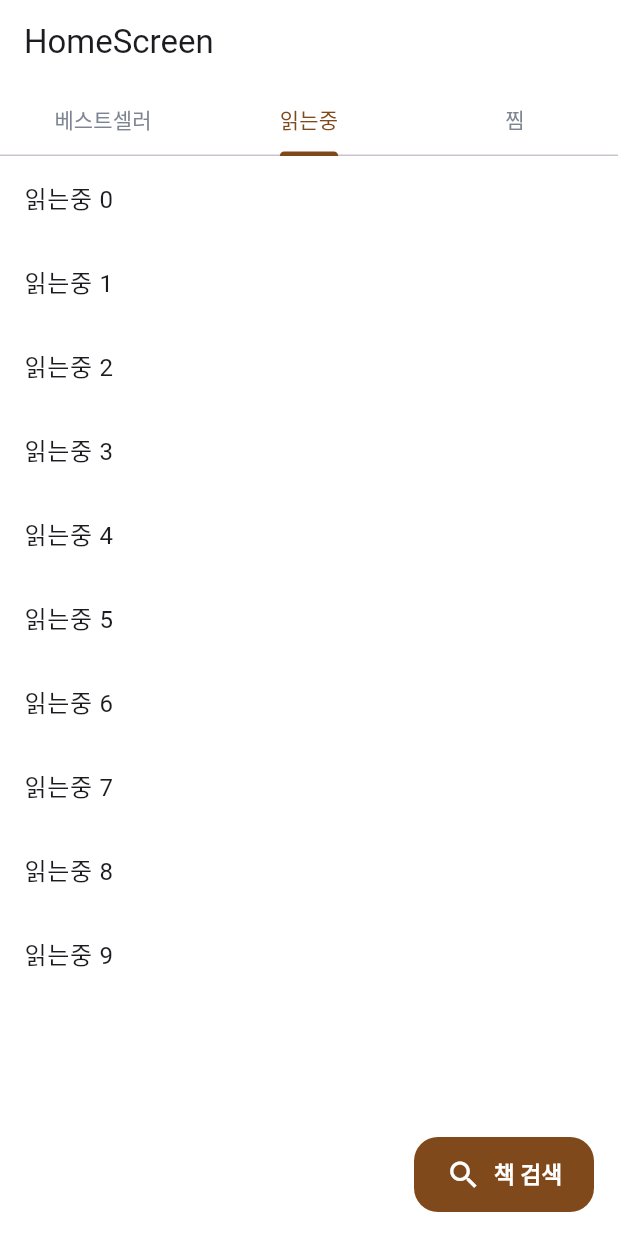
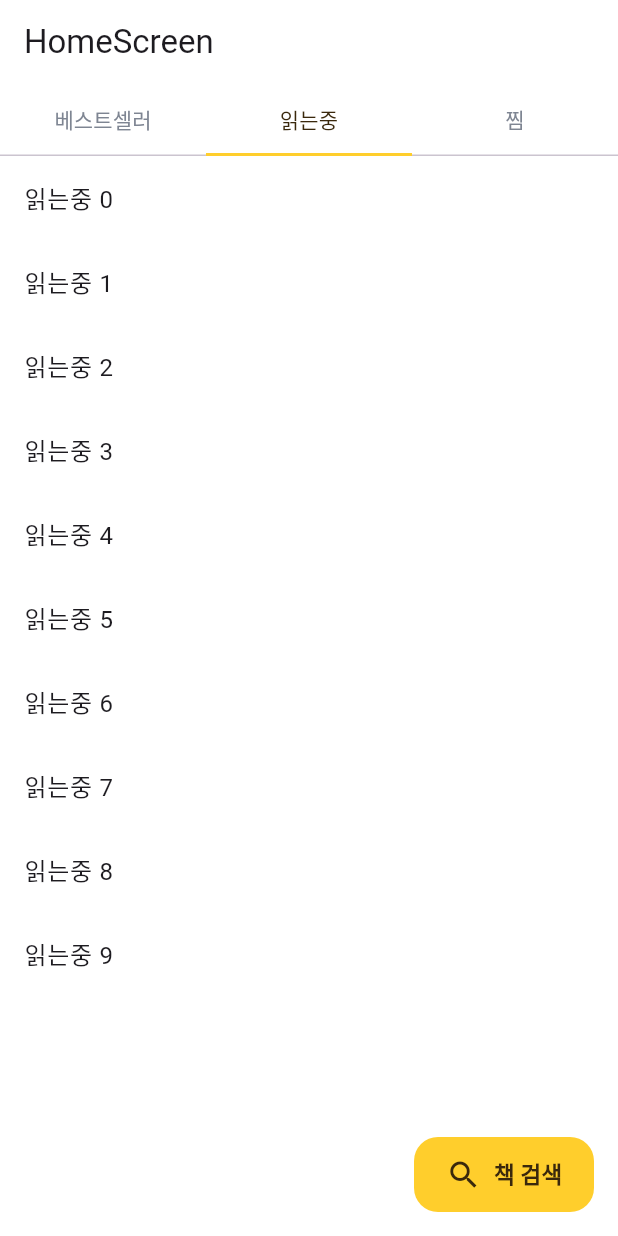
Before and after one commit to iOS7thBookReaders/BooksRoom, a Flutter app: the HomeScreen screen opened directly, tab 2 chosen, on a phone screen of 412 x 824 dp. Run offline on Flutter 3.47's test engine with Material 3 defaults, Android fonts, the phone set to English and light mode, and no system bars; our stand-ins replace firebase_core; accounts and stored records are empty.

```diff
--- /dev/null
+++ b/devtools_options.yaml
@@ -0,0 +1,3 @@
+description: This file stores settings for Dart & Flutter DevTools.
+documentation: https://docs.flutter.dev/tools/devtools/extensions#configure-extension-enablement-states
+extensions:
--- /dev/null
+++ b/lib/book_request.dart
@@ -0,0 +1,43 @@
+class BookRequestModel {
+  final String ttbKey;
+  final String queryType;
+  final int maxResults;
+  final int start;
+  final String searchTarget;
+  final String output;
+  final String version;
+  final String year;
+  final String month;
+  final String week;
+  final String? sort;
+
+  BookRequestModel({
+    required this.ttbKey,
+    required this.queryType,
+    required this.maxResults,
+    required this.start,
+    required this.searchTarget,
+    required this.output,
+    required this.version,
+    required this.year,
+    required this.month,
+    required this.week,
+    this.sort,
+  });
+
+  // Request URL 파라미터로 변환
+  Map<String, String> toQueryParameters() {
+    return {
+      'ttbkey': ttbKey,
+      'QueryType': queryType,
+      'MaxResults': maxResults.toString(),
+      'start': start.toString(),
+      'SearchTarget': searchTarget,
+      'output': output,
+      'Version': version,
+      'Year': year.toString(),
+      'Month': month.toString(),
+      'Week': week.toString(),
+    };
+  }
+}
--- /dev/null
+++ b/lib/book_response.dart
@@ -0,0 +1,90 @@
+class BookResponse {
+  final String title;
+  final String pubDate;
+  final int totalResults;
+  final int startIndex;
+  final int itemsPerPage;
+  final String? query;
+  final List<BookItem>? items;
+
+  BookResponse({
+    required this.title,
+    required this.pubDate,
+    required this.totalResults,
+    required this.startIndex,
+    required this.itemsPerPage,
+    this.query,
+    this.items,
+  });
+
+  factory BookResponse.fromJson(Map<String, dynamic> json) {
+    var itemsList = json['item'] as List;
+    List<BookItem> itemList =
+        itemsList.map((i) => BookItem.fromJson(i)).toList();
+
+    return BookResponse(
+      title: json['title'],
+      pubDate: json['pubDate'],
+      totalResults: json['totalResults'],
+      startIndex: json['startIndex'],
+      itemsPerPage: json['itemsPerPage'],
+      query: json['query'],
+      items: itemList,
+    );
+  }
+}
+
+class BookItem {
+  final String? title;
+  final String? author;
+  final String? pubDate;
+  final String? description;
+  final String? isbn13;
+  final String? mallType;
+  final String? cover;
+  final String? publisher;
+  final String? bestDuration;
+  final String? categoryName;
+  final BookSubInfo? subInfo;
+
+  BookItem({
+    this.title,
+    this.author,
+    this.pubDate,
+    this.description,
+    required this.isbn13,
+    this.mallType,
+    this.cover,
+    this.publisher,
+    this.bestDuration,
+    this.subInfo,
+    this.categoryName,
+  });
+
+  factory BookItem.fromJson(Map<String, dynamic> json) {
+    return BookItem(
+      title: json['title'],
+      author: json['author'],
+      pubDate: json['pubDate'],
+      description: json['description'],
+      isbn13: json['isbn13'],
+      mallType: json['mallType'],
+      cover: json['cover'],
+      publisher: json['publisher'],
+      bestDuration: json['bestDuration'],
+      categoryName: json['categoryName'],
+      subInfo: BookSubInfo.fromJson(json['subInfo']),
+    );
+  }
+}
+
+class BookSubInfo {
+  final String? subTitle;
+  final int? itemPage;
+
+  BookSubInfo({required this.subTitle, required this.itemPage});
+
+  factory BookSubInfo.fromJson(Map<String, dynamic> json) {
+    return BookSubInfo(subTitle: json['subTitle'], itemPage: json['itemPage']);
+  }
+}
--- a/lib/color.dart
+++ b/lib/color.dart
@@ -1,10 +1,13 @@
 import 'package:flutter/material.dart';
 
-const MAIN_COLOR = Color(0xFF7F491B);
-const SUB_YELLOW_COLOR = Color(0xFFCCA93D);
-const SUB_LIGHT_BROWN_COLOR = Color(0xFF795B30);
-const SUB_NORMAL_BROWN_COLOR = Color(0xFF99794F);
+// const MAIN_COLOR = Color(0xFF7F491B);
+// const SUB_LIGHT_BROWN_COLOR = Color(0xFF795B30);
+// const SUB_NORMAL_BROWN_COLOR = Color(0xFF99794F);
+// const SUB_DARK_BROWN_COLOR = Color(0xFF3A280C);
+const MAIN_COLOR = Color(0xFFFFCE2C);
+const SUB_COLOR = Color(0xFF916D46);
 const SUB_DARK_BROWN_COLOR = Color(0xFF3A280C);
+const POINT_COLOR = Color(0xFF413EA3);
 
 const GRAY50_BACKGROUND = Color(0xFFF6F7F8);
 const GRAY200_LINE = Color(0xFFDBDEE2);
--- a/lib/home_screen.dart
+++ b/lib/home_screen.dart
@@ -1,8 +1,11 @@
 import 'package:books_room/color.dart';
-import 'package:flutter/gestures.dart';
 import 'package:flutter/material.dart';
 import 'package:flutter/rendering.dart';
+import 'package:provider/provider.dart';
 
+import 'book_list_cell.dart';
+import 'book_provider.dart';
+import 'book_response.dart';
 import 'login_screen.dart';
 
 class HomeScreen extends StatefulWidget {
@@ -22,6 +25,10 @@ class _HomeScreenState extends State<HomeScreen> with TickerProviderStateMixin {
     super.initState();
     tabController = TabController(length: 3, vsync: this);
     _scrollController.addListener(_onScroll);
+    WidgetsBinding.instance.addPostFrameCallback((_) {
+      final bookProvider = Provider.of<BookProvider>(context, listen: false);
+      bookProvider.fetchBookBestseller();
+    });
   }
 
   void _onScroll() {
@@ -51,6 +58,9 @@ class _HomeScreenState extends State<HomeScreen> with TickerProviderStateMixin {
 
   @override
   Widget build(BuildContext context) {
+    final bookProvider = Provider.of<BookProvider>(context);
+    final bookData = bookProvider.bookData;
+
     return Scaffold(
       backgroundColor: Colors.white,
       body: NestedScrollView(
@@ -67,7 +77,8 @@ class _HomeScreenState extends State<HomeScreen> with TickerProviderStateMixin {
               pinned: true,
               bottom: TabBar(
                 indicatorColor: MAIN_COLOR,
-                labelColor: MAIN_COLOR,
+                indicatorSize: TabBarIndicatorSize.tab,
+                labelColor: SUB_DARK_BROWN_COLOR,
                 unselectedLabelColor: GRAY500,
                 controller: tabController, // TabController를 TabBar에 연결
                 tabs: const [
@@ -82,9 +93,15 @@ class _HomeScreenState extends State<HomeScreen> with TickerProviderStateMixin {
         body: TabBarView(
           controller: tabController, // TabController를 TabBarView에 연결
           children: [
-            _buildBestSellerListView(),
-            _buildReadingListView(),
-            _buildFavoriteListView(),
+            bookProvider.isLoading
+                ? const Center(
+                  child: CircularProgressIndicator(color: MAIN_COLOR),
+                )
+                : bookData == null
+                ? Center(child: Text('데이터가 없습니다.'))
+                : buildBestSellerListView(bookData),
+            buildReadingListView(),
+            buildFavoriteListView(),
           ],
         ),
       ),
@@ -109,12 +126,12 @@ class _HomeScreenState extends State<HomeScreen> with TickerProviderStateMixin {
                       key: ValueKey(1),
                       mainAxisSize: MainAxisSize.min,
                       children: [
-                        Icon(Icons.search, color: Colors.white),
+                        Icon(Icons.search, color: SUB_DARK_BROWN_COLOR),
                         SizedBox(width: 8),
                         Text(
                           "책 검색",
                           style: TextStyle(
-                            color: Colors.white,
+                            color: SUB_DARK_BROWN_COLOR,
                             fontSize: 15,
                             fontWeight: FontWeight.w600,
                           ),
@@ -123,7 +140,7 @@ class _HomeScreenState extends State<HomeScreen> with TickerProviderStateMixin {
                     )
                     : const Center(
                       key: ValueKey(2),
-                      child: Icon(Icons.ios_share, color: Colors.white),
+                      child: Icon(Icons.search, color: SUB_DARK_BROWN_COLOR),
                     ),
           ),
         ),
@@ -131,16 +148,45 @@ class _HomeScreenState extends State<HomeScreen> with TickerProviderStateMixin {
     );
   }
 
-  Widget _buildBestSellerListView() {
-    return ListView.builder(
-      itemCount: 10,
-      itemBuilder: (context, index) {
-        return ListTile(title: Text('베스트셀러 $index'));
-      },
+  Widget buildBestSellerListView(BookResponse bookData) {
+    print(bookData.items?.length);
+    return Container(
+      child: SingleChildScrollView(
+        child: Column(
+          children: [
+            Padding(
+              padding: const EdgeInsets.symmetric(vertical: 10.0),
+              child: Text(
+                '이번주 베스트셀러',
+                style: TextStyle(
+                  color: POINT_COLOR,
+                  fontSize: 20,
+                  fontWeight: FontWeight.w600,
+                ),
+              ),
+            ),
+            if (bookData.items != null)
+              Column(
+                children:
+                    bookData.items!.map((bookItem) {
+                      return BookListCell(bookItem: bookItem);
+                    }).toList(),
+              ),
+          ],
+        ),
+      ),
     );
+
+    // ListView.builder(
+    //   shrinkWrap: true,
+    //   itemCount: bookData.items?.length,
+    //   itemBuilder: (context, index) {
+    //     return BookListCell(bookItem: bookData.items![index]);
+    //   },
+    // );
   }
 
-  Widget _buildReadingListView() {
+  Widget buildReadingListView() {
     return ListView.builder(
       itemCount: 10,
       itemBuilder: (context, index) {
@@ -149,7 +195,7 @@ class _HomeScreenState extends State<HomeScreen> with TickerProviderStateMixin {
     );
   }
 
-  Widget _buildFavoriteListView() {
+  Widget buildFavoriteListView() {
     return ListView.builder(
       itemCount: 10,
       itemBuilder: (context, index) {
--- a/lib/sign_up_screen.dart
+++ b/lib/sign_up_screen.dart
@@ -133,7 +133,7 @@ class SignUpScreen extends StatelessWidget {
                 style: ElevatedButton.styleFrom(
                   elevation: 0,
                   foregroundColor: Colors.white,
-                  backgroundColor: SUB_DARK_BROWN_COLOR,
+                  backgroundColor: MAIN_COLOR,
                   shape: RoundedRectangleBorder(
                     borderRadius: BorderRadius.circular(12),
                   ),
--- a/pubspec.yaml
+++ b/pubspec.yaml
@@ -35,6 +35,8 @@ dependencies:
   # Use with the CupertinoIcons class for iOS style icons.
   cupertino_icons: ^1.0.8
   firebase_core: ^3.12.1
+  http: ^1.3.0
+  provider: ^6.1.2
 
 dev_dependencies:
   flutter_test:
```
Also changed, not shown: lib/api_service.dart (added, +35 -0 lines), lib/book_detail_screen.dart (added, +24 -0 lines), lib/book_list_cell.dart (added, +119 -0 lines), lib/book_provider.dart (added, +59 -0 lines), lib/main.dart (+5 -3 lines), pubspec.lock.
